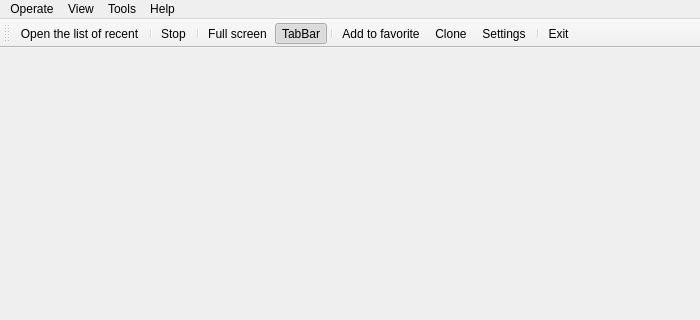
Above: App/Client/mainwindow.ui from KangLin/RabbitRemoteControl before the change; both pictures show x 0 to 700 and y 0 to 320 of the 700 by 600 pixel window. Below: the same form after it.
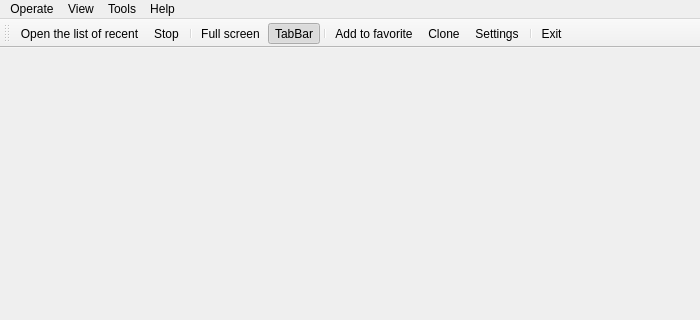
That is the form after the change. Icons and pictures are not drawn.

Commit message: App: modify tool bar

The edit to the form file:
```diff
--- a/App/Client/mainwindow.ui
+++ b/App/Client/mainwindow.ui
@@ -143,7 +143,6 @@
     <bool>false</bool>
    </attribute>
    <addaction name="actionOpenListRecent"/>
-   <addaction name="separator"/>
    <addaction name="actionStop"/>
    <addaction name="separator"/>
    <addaction name="actionFull_screen_F"/>
```
